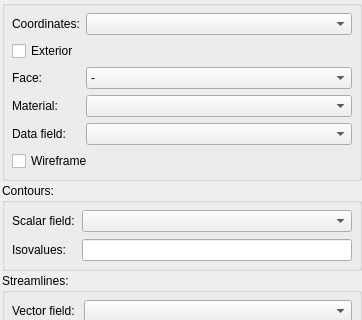
Old version of the form res/designer/graphicseditorwidget.ui in the repository tsalemink/neon; both pictures show x 0 to 362 and y 0 to 320 of the 362 by 865 pixel window.
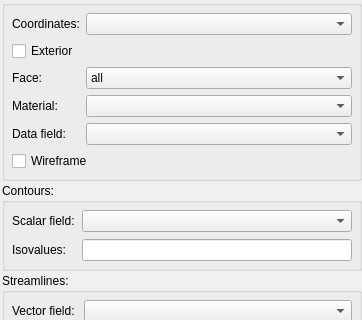
New version of the form. Custom widgets are drawn as their Qt base class.

Commit message: Support new face enums in graphics editor

```diff
--- a/res/designer/graphicseditorwidget.ui
+++ b/res/designer/graphicseditorwidget.ui
@@ -91,11 +91,6 @@
         <property name="sizeAdjustPolicy">
          <enum>QComboBox::AdjustToContents</enum>
         </property>
-        <item>
-         <property name="text">
-          <string>-</string>
-         </property>
-        </item>
         <item>
          <property name="text">
           <string>all</string>
```
Left out of the diff: 10 changed lines with no effect on the pictures. The commit also changes 2 other files.
